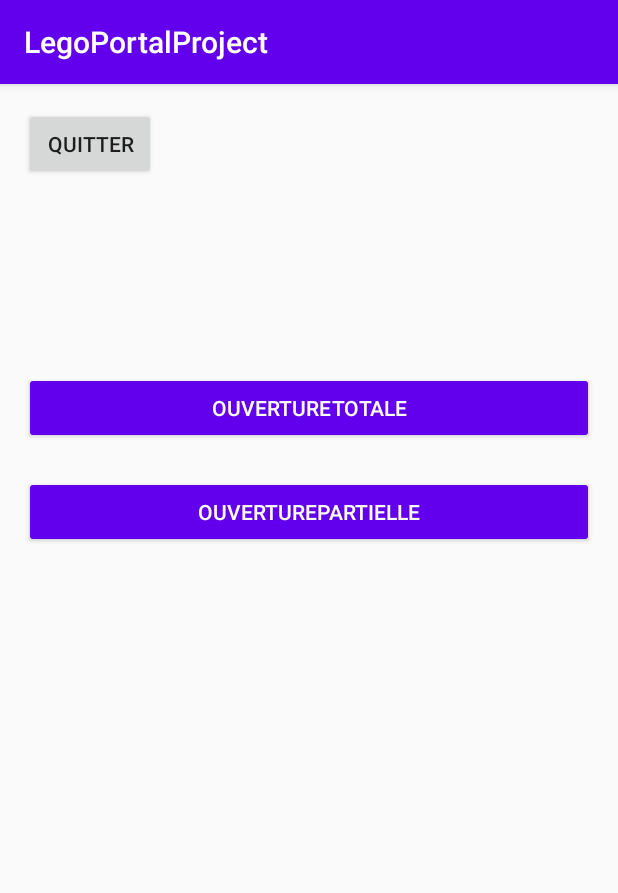
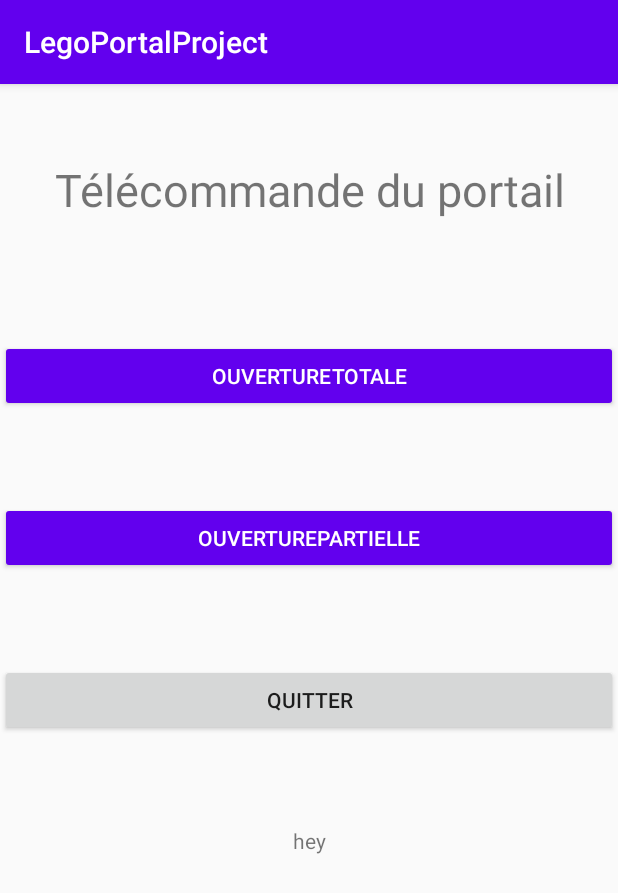
Before and after one commit to FrancoisChv/LegoPortalProject, an Android app: the MainActivity screen opened directly, with no data from a screen before it, on a phone screen of 412 x 824 dp. Shown: the top 893 px of the screen. Run offline under Robolectric (Android 15) with nearby library versions, the light colour scheme and no system bars; 3 statements that could not run were skipped.

Commit message:
amelioration connexion portail

```diff
--- a/app/src/main/java/com/example/legoportalproject/MainActivity.java
+++ b/app/src/main/java/com/example/legoportalproject/MainActivity.java
@@ -7,8 +7,10 @@ import android.content.DialogInterface;
 import android.content.Intent;
 import android.content.SharedPreferences;
 import android.os.Bundle;
+import android.view.Menu;
 import android.view.View;
 import android.widget.Button;
+import android.widget.TextView;
 import android.widget.Toast;
 
 import androidx.appcompat.app.AppCompatActivity;
@@ -16,12 +18,14 @@ import androidx.appcompat.app.AppCompatActivity;
 public class MainActivity extends AppCompatActivity {
 
     ComBluetooth CommunicationBT;
+    TextView msg;
 
     @SuppressLint("ClickableViewAccessibility")
     @Override
     protected void onCreate(Bundle savedInstanceState) {
         super.onCreate(savedInstanceState);
         setContentView(R.layout.activity_rc);
+        msg = findViewById(R.id.writeMsg);
         CommunicationBT = new ComBluetooth();
         // To notify user for permission to enable bt, if needed
         AlertDialog.Builder builder = new AlertDialog.Builder(MainActivity.this);
@@ -98,6 +102,11 @@ public class MainActivity extends AppCompatActivity {
                 } catch (InterruptedException e) {
                     e.printStackTrace();
                 }
+                Toast.makeText(MainActivity.this, "Déconnexion de la télécommande au portail.", Toast.LENGTH_SHORT).show();
+                Intent I = new Intent(MainActivity.this, MenuActivity.class);
+                I.addFlags(I.FLAG_ACTIVITY_CLEAR_TOP);
+                I.addFlags(I.FLAG_ACTIVITY_CLEAR_TASK);
+                startActivity(I);
             }
         });
     }
--- a/app/src/main/res/layout/activity_ajout_tel.xml
+++ b/app/src/main/res/layout/activity_ajout_tel.xml
@@ -70,7 +70,7 @@
             android:layout_gravity="center"
             android:textColor="@android:color/white"
             android:fontFamily="sans-serif-smallcaps"
-            android:text="  Remplissage auto  "
+            android:text=" Remplissage auto "
             android:background="#000000"
             android:textAlignment="center" />
 
@@ -130,7 +130,7 @@
             android:layout_width="wrap_content"
             android:layout_height="wrap_content"
             android:textSize="20dp"
-            android:textColor="#000000"
+            android:textColor="#FFFFFF"
             android:textAlignment="center"
             android:fontFamily="sans-serif-smallcaps"
             android:text=""
--- a/app/src/main/res/layout/content_rc.xml
+++ b/app/src/main/res/layout/content_rc.xml
@@ -1,16 +1,35 @@
 <?xml version="1.0" encoding="utf-8"?>
-<RelativeLayout xmlns:android="http://schemas.android.com/apk/res/android"
-    xmlns:app="http://schemas.android.com/apk/res-auto"
-    xmlns:tools="http://schemas.android.com/tools"
+<LinearLayout xmlns:android="http://schemas.android.com/apk/res/android"
+    android:orientation="vertical"
     android:layout_width="match_parent"
     android:layout_height="match_parent"
-    android:paddingLeft="@dimen/activity_horizontal_margin"
-    android:paddingTop="@dimen/activity_vertical_margin"
-    android:paddingRight="@dimen/activity_horizontal_margin"
-    android:paddingBottom="@dimen/activity_vertical_margin"
-    app:layout_behavior="@string/appbar_scrolling_view_behavior"
-    tools:context="com.example.legoportalproject.MainActivity"
-    tools:showIn="@layout/activity_rc">
+    android:layout_gravity="center">
+
+    <LinearLayout
+        android:layout_width="match_parent"
+        android:layout_height="wrap_content"
+        android:orientation="vertical"
+        android:layout_gravity="center">
+
+        <TextView
+            android:layout_width="match_parent"
+            android:layout_height="wrap_content"
+            android:layout_centerHorizontal="true"
+            android:layout_centerVertical="true"
+            android:layout_marginTop="50dp"
+            android:layout_marginBottom="50dp"
+            android:layout_gravity="center"
+            android:gravity="center"
+            android:text="Télécommande du portail"
+            android:textSize="30dp" />
+
+    </LinearLayout>
+
+    <LinearLayout
+        android:layout_width="match_parent"
+        android:layout_height="wrap_content"
+        android:orientation="vertical"
+        android:layout_gravity="center">
 
         <Button
             android:id="@+id/buttonT"
@@ -18,23 +37,62 @@
             android:layout_height="wrap_content"
             android:layout_alignParentTop="true"
             android:layout_centerHorizontal="true"
-        android:layout_marginTop="176dp"
+            android:layout_marginTop="30dp"
+            android:layout_marginBottom="30dp"
             android:text="ouvertureTotale"
             android:theme="@style/PrimaryButton"/>
+
+    </LinearLayout>
+
+    <LinearLayout
+        android:layout_width="match_parent"
+        android:layout_height="wrap_content"
+        android:orientation="vertical"
+        android:layout_gravity="center">
 
         <Button
             android:id="@+id/buttonP"
             android:layout_width="match_parent"
             android:layout_height="wrap_content"
-        android:layout_marginTop="245dp"
+            android:layout_marginTop="30dp"
+            android:layout_marginBottom="30dp"
             android:theme="@style/PrimaryButton"
             android:text="ouverturePartielle" />
 
+    </LinearLayout>
+
+    <LinearLayout
+        android:layout_width="match_parent"
+        android:layout_height="wrap_content"
+        android:orientation="vertical"
+        android:layout_gravity="center">
+
         <Button
-        android:layout_width="wrap_content"
+            android:layout_width="match_parent"
             android:layout_height="wrap_content"
+            android:layout_marginTop="30dp"
+            android:layout_marginBottom="30dp"
             android:id="@+id/buttonQuitter"
             android:text="Quitter" />
 
+    </LinearLayout>
 
-</RelativeLayout>
+    <LinearLayout
+        android:layout_width="match_parent"
+        android:layout_height="wrap_content"
+        android:orientation="vertical"
+        android:layout_gravity="center">
+
+        <TextView
+            android:layout_width="match_parent"
+            android:layout_height="wrap_content"
+            android:layout_marginTop="30dp"
+            android:layout_marginBottom="30dp"
+            android:textAlignment="center"
+            android:id="@+id/writeMsg"
+            android:text="hey"
+            android:gravity="center_horizontal" />
+
+    </LinearLayout>
+
+</LinearLayout>
```
Also changed, not shown: app/src/main/java/com/example/legoportalproject/ConnectActivity.java (+4 -4 lines). Lines whose indentation alone changed are shown as unchanged.
